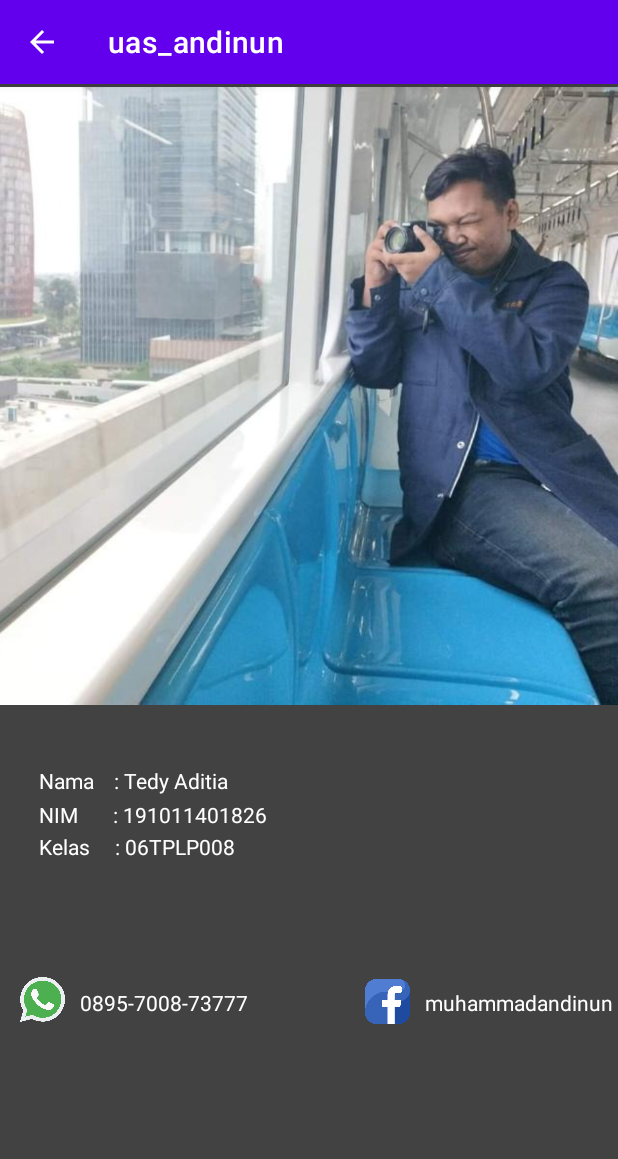
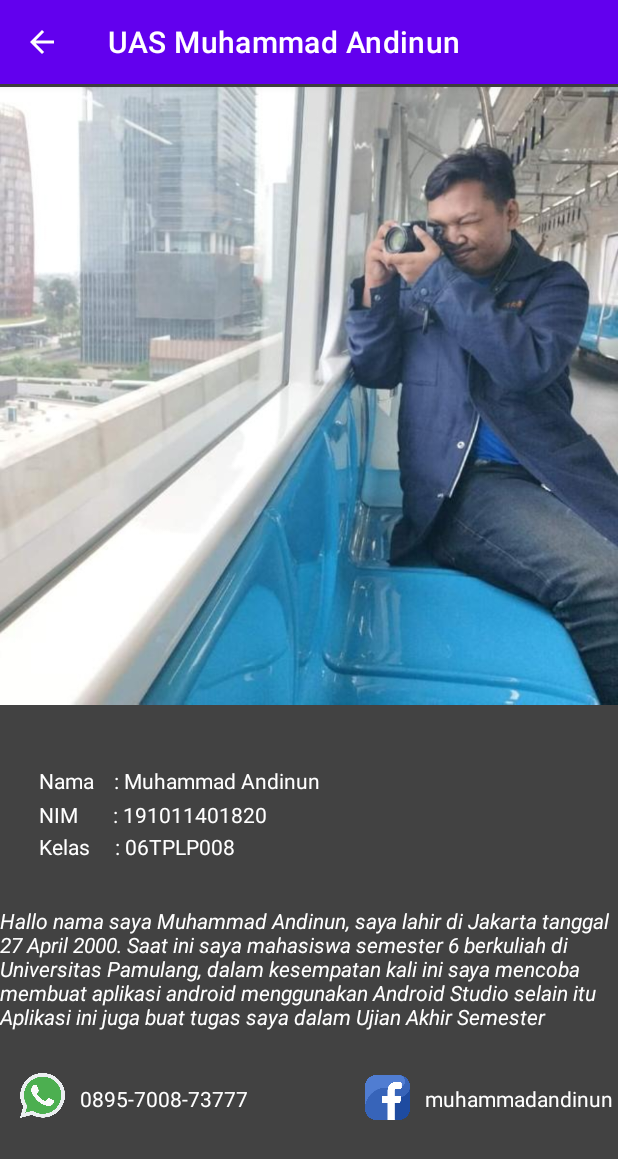
Before and after one commit to thegreatandi/uas_andinun, an Android app: the profile screen opened directly, with no data from a screen before it, on a phone screen of 412 x 824 dp. Shown: the top 1159 px of the screen. Run offline under Robolectric (Android 15) with nearby library versions, the phone set to English and light mode, and no system bars.

Commit message:
first commit

```diff
--- a/app/src/main/res/layout/activity_profile.xml
+++ b/app/src/main/res/layout/activity_profile.xml
@@ -24,7 +24,7 @@
         android:layout_below="@+id/imageView"
         android:layout_marginLeft="26dp"
         android:layout_marginTop="39dp"
-        android:text="Nama    : Tedy Aditia"
+        android:text="Nama    : Muhammad Andinun"
         android:textColor="@color/white"
         tools:layout_editor_absoluteX="55dp"
         tools:layout_editor_absoluteY="481dp" />
@@ -48,7 +48,7 @@
         android:layout_below="@+id/textView"
         android:layout_marginLeft="26dp"
         android:layout_marginTop="3dp"
-        android:text="NIM       : 191011401826"
+        android:text="NIM       : 191011401820"
         android:textColor="@color/white"
         tools:layout_editor_absoluteX="55dp"
         tools:layout_editor_absoluteY="558dp" />
@@ -61,8 +61,9 @@
         android:layout_alignParentLeft="true"
         android:layout_alignParentRight="true"
         android:layout_marginTop="30dp"
-        android:text=""
-        android:textAlignment="center"
+        android:text="Hallo nama saya Muhammad Andinun, saya lahir di Jakarta tanggal 27 April 2000. Saat ini saya mahasiswa semester 6 berkuliah
+di Universitas Pamulang, dalam kesempatan kali ini saya mencoba membuat aplikasi android menggunakan Android Studio selain itu
+Aplikasi ini juga buat tugas saya dalam Ujian Akhir Semester"
         android:textColor="@color/white"
         android:textStyle="italic" />
 
--- a/app/src/main/res/layout/activity_senter.xml
+++ b/app/src/main/res/layout/activity_senter.xml
@@ -18,12 +18,12 @@
     <ImageButton
         android:id="@+id/imageButton_on_off"
         android:layout_width="wrap_content"
-        android:layout_height="100dp"
+        android:layout_height="110dp"
         android:layout_below="@+id/imageViewLight"
         android:layout_alignParentLeft="true"
         android:layout_gravity="center"
-        android:layout_marginLeft="129dp"
-        android:layout_marginTop="225dp"
+        android:layout_marginLeft="12dp"
+        android:layout_marginTop="222dp"
         android:src="@drawable/mati" />
 
 </RelativeLayout>
--- a/app/src/main/res/layout/custom_listview.xml
+++ b/app/src/main/res/layout/custom_listview.xml
@@ -3,7 +3,7 @@
     android:layout_width="match_parent"
     android:layout_height="match_parent"
     android:orientation="horizontal"
-    android:padding="16dp">>
+    android:padding="16dp">
 
     <ImageView
         android:id="@+id/imageList"
--- a/app/src/main/res/values/strings.xml
+++ b/app/src/main/res/values/strings.xml
@@ -1,4 +1,4 @@
 <resources>
-    <string name="app_name">uas_andinun</string>
+    <string name="app_name">UAS Muhammad Andinun</string>
     <string name="title_activity_maps">MapsActivity</string>
 </resources>
```
Also changed, not shown: app/src/main/java/com/example/uas_andinun/ListAdapter.java (line endings or trailing spaces).
